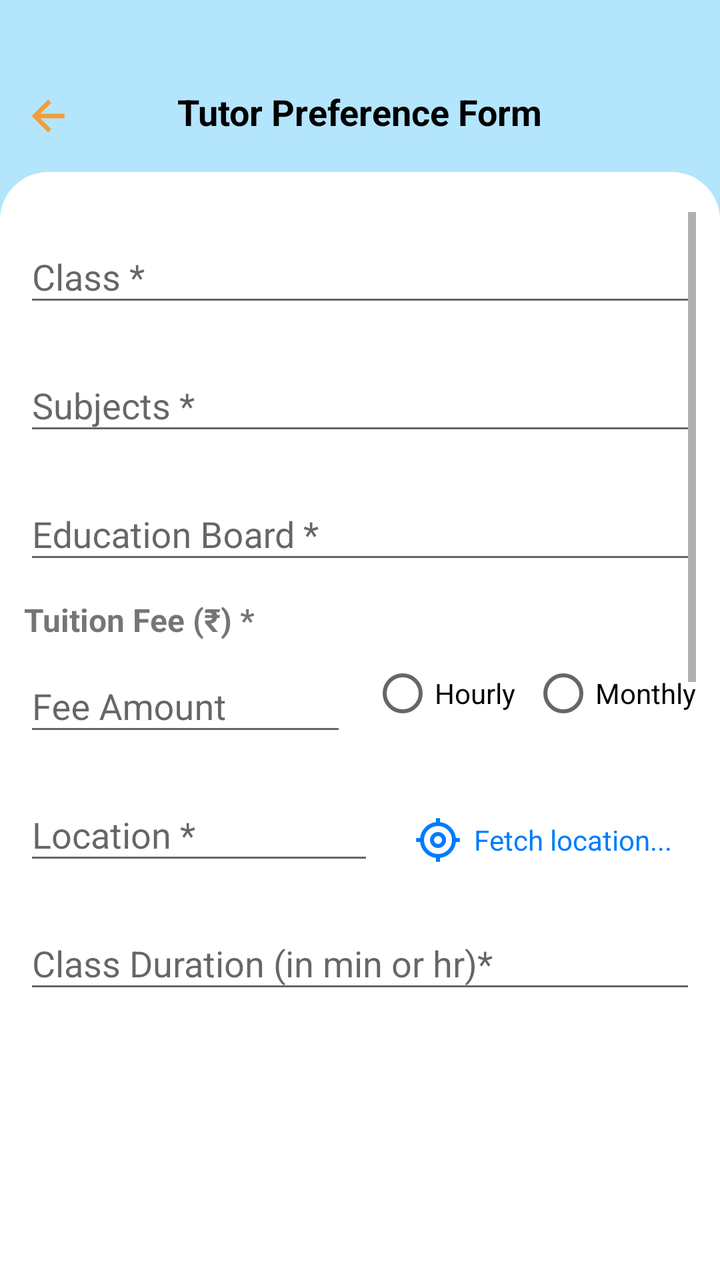
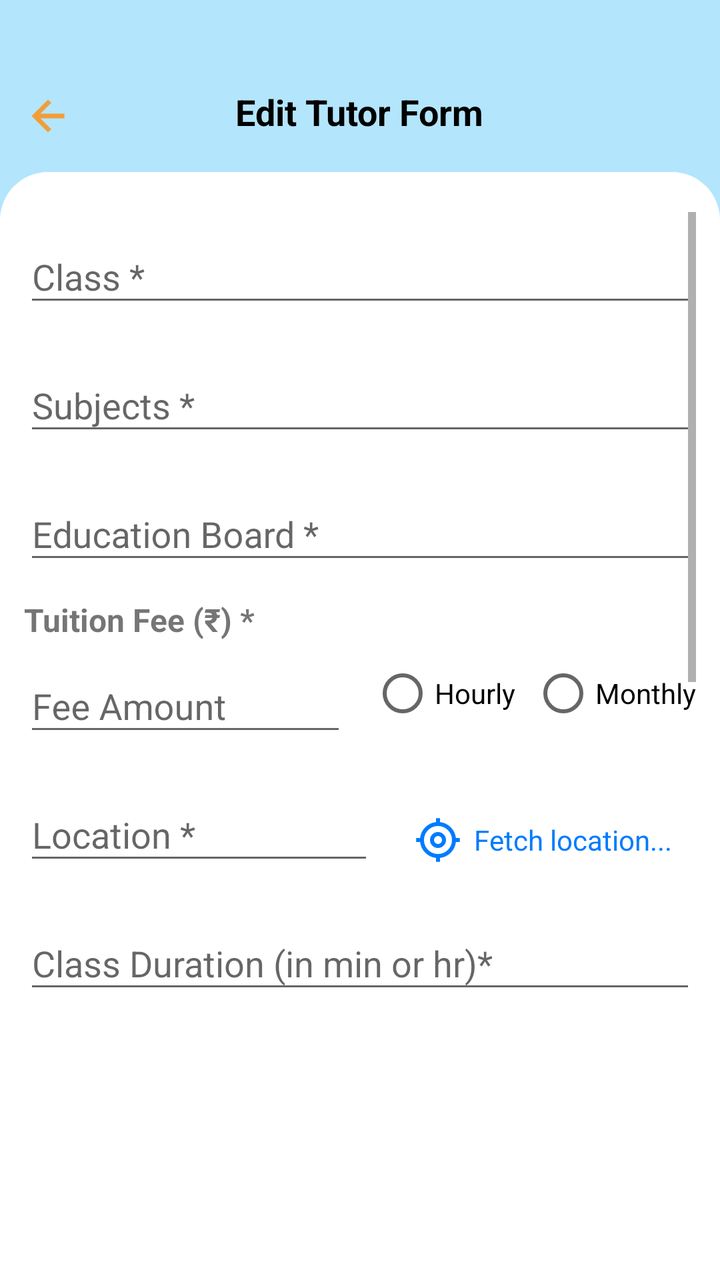

Two renders of the same Android screen: before a commit and after it. Below are the layout's source before the change and the commit's diff.
<!-- AndroidManifest.xml: application theme Theme.Seekshakcom -->
<!-- res/layout/activity_edit_post.xml -->
<?xml version="1.0" encoding="utf-8"?>
<LinearLayout
    xmlns:android="http://schemas.android.com/apk/res/android"
    xmlns:app="http://schemas.android.com/apk/res-auto"
    android:id="@+id/rootLayout"
    android:layout_width="match_parent"
    android:layout_height="match_parent"
    android:orientation="vertical"
    android:background="#B3E5FC"
    android:paddingTop="16dp">

    <RelativeLayout
        android:layout_width="match_parent"
        android:layout_height="60dp"
        android:background="#B3E5FC"
        android:layout_marginTop="10dp"
        android:padding="12dp">

        <ImageView
            android:id="@+id/backArrow"
            android:layout_width="24dp"
            android:layout_height="24dp"
            android:layout_alignParentStart="true"
            android:src="@drawable/ic_back_arrow"
            android:layout_marginTop="8dp"
            android:contentDescription="Back" />

        <TextView
            android:id="@+id/headerTitle"
            android:layout_width="wrap_content"
            android:layout_height="wrap_content"
            android:text="Tutor Preference Form"
            android:textSize="18sp"
            android:textColor="#000000"
            android:layout_centerInParent="true"
            android:textStyle="bold" />
    </RelativeLayout>

    <ScrollView
        android:layout_width="match_parent"
        android:layout_height="0dp"
        android:layout_weight="1"
        android:paddingTop="20dp"
        android:paddingHorizontal="12dp"
        android:paddingBottom="110dp"
        android:background="@drawable/form_bg">

        <LinearLayout
            android:layout_width="match_parent"
            android:layout_height="wrap_content"
            android:paddingBottom="35dp"
            android:orientation="vertical">

            
            <com.google.android.material.textfield.TextInputLayout
                android:layout_width="match_parent"
                android:layout_height="wrap_content"
                android:hint="Class *"
                android:layout_marginBottom="12dp">

                <AutoCompleteTextView
                    android:id="@+id/classEditText"
                    android:layout_width="match_parent"
                    android:layout_height="wrap_content"
                    android:inputType="text"
                    android:imeOptions="actionNext"
                    android:maxLines="1"
                    android:completionThreshold="0" /> 
            </com.google.android.material.textfield.TextInputLayout>


            
            <com.google.android.material.textfield.TextInputLayout
                android:layout_width="match_parent"
                android:layout_height="wrap_content"
                android:hint="Subjects *"
                android:layout_marginBottom="12dp">

                <AutoCompleteTextView
                    android:id="@+id/subjectEditText"
                    android:layout_width="match_parent"
                    android:layout_height="wrap_content"
                    android:inputType="text"
                    android:imeOptions="actionNext"
                    android:maxLines="2"
                    android:completionThreshold="0" />
            </com.google.android.material.textfield.TextInputLayout>

            
            <com.google.android.material.textfield.TextInputLayout
                android:layout_width="match_parent"
                android:layout_height="wrap_content"
                android:hint="Education Board *"
                android:layout_marginBottom="12dp">

                <AutoCompleteTextView
                    android:id="@+id/edu_board"
                    android:layout_width="match_parent"
                    android:layout_height="wrap_content"
                    android:maxLines="1"
                    android:completionThreshold="0"
                    android:inputType="text"
                    android:imeOptions="actionNext" />

            </com.google.android.material.textfield.TextInputLayout>

            
            <TextView
                android:layout_width="wrap_content"
                android:layout_height="wrap_content"
                android:text="Tuition Fee (₹) *"
                android:textStyle="bold"
                android:textSize="16sp" />

            <LinearLayout
                android:layout_width="match_parent"
                android:layout_height="wrap_content"
                android:orientation="horizontal"
                android:gravity="center_vertical"
                android:layout_marginBottom="12dp">

                <com.google.android.material.textfield.TextInputLayout
                    android:layout_width="0dp"
                    android:layout_height="wrap_content"
                    android:layout_weight="1"
                    android:hint="Fee Amount">

                    <com.google.android.material.textfield.TextInputEditText
                        android:id="@+id/feeEditText"
                        android:layout_width="match_parent"
                        android:layout_height="wrap_content"
                        android:maxLines="1"
                        android:completionThreshold="0"
                        android:inputType="number"
                        android:imeOptions="actionNext" />
                </com.google.android.material.textfield.TextInputLayout>

                <RadioGroup
                    android:id="@+id/feeTypeRadioGroup"
                    android:layout_width="wrap_content"
                    android:layout_height="wrap_content"
                    android:orientation="horizontal"
                    android:layout_marginStart="12dp">

                    <RadioButton
                        android:id="@+id/radioHourly"
                        android:layout_width="wrap_content"
                        android:layout_height="wrap_content"
                        android:text="Hourly" />

                    <RadioButton
                        android:id="@+id/radioMonthly"
                        android:layout_width="wrap_content"
                        android:layout_height="wrap_content"
                        android:text="Monthly"
                        android:layout_marginStart="8dp" />
                </RadioGroup>
            </LinearLayout>
            <LinearLayout
                android:layout_width="match_parent"
                android:layout_height="wrap_content"
                android:orientation="horizontal"
                android:layout_marginBottom="12dp">

                <com.google.android.material.textfield.TextInputLayout
                    android:layout_width="0dp"
                    android:layout_height="wrap_content"
                    android:layout_weight="1"
                    android:hint="Location *">

                    <AutoCompleteTextView
                        android:id="@+id/locationEditText"
                        android:layout_width="match_parent"
                        android:layout_height="wrap_content"
                        android:inputType="none"
                        android:focusable="false"
                        android:clickable="false"
                        android:enabled="true" />
                </com.google.android.material.textfield.TextInputLayout>

                <TextView
                    android:id="@+id/fetchLocationButton"
                    android:layout_width="wrap_content"
                    android:layout_height="wrap_content"
                    android:layout_marginStart="8dp"
                    android:padding="12dp"
                    android:text="Fetch location..."
                    android:textColor="#007BFF"
                    android:textSize="14sp"
                    android:drawableStart="@drawable/ic_use_location"
                    android:drawablePadding="6dp"
                    android:backgroundTint="@color/teal_700"
                    android:background="?attr/selectableItemBackground"
                    android:gravity="center_vertical"
                    android:contentDescription="Fetch Location"
                    android:clickable="true"
                    android:focusable="true" />

            </LinearLayout>


            
            <com.google.android.material.textfield.TextInputLayout
                android:layout_width="match_parent"
                android:layout_height="wrap_content"
                android:hint="Class Duration (in min or hr)*"
                android:layout_marginBottom="12dp">

                <AutoCompleteTextView
                    android:id="@+id/durationEditText"
                    android:layout_width="match_parent"
                    android:layout_height="wrap_content"
                    android:maxLines="1"
                    android:imeOptions="actionNext"
                    android:completionThreshold="0"/>
            </com.google.android.material.textfield.TextInputLayout>


            
            <com.google.android.material.textfield.TextInputLayout
                android:layout_width="match_parent"
                android:layout_height="wrap_content"
                android:hint="Class Schedule (days in a week) *"
                android:layout_marginBottom="12dp">

                <AutoCompleteTextView
                    android:id="@+id/classScheduleEditText"
                    android:layout_width="match_parent"
                    android:layout_height="wrap_content"
                    android:maxLines="1"
                    android:inputType="textCapWords"
                    android:imeOptions="actionNext"
                    android:completionThreshold="0" />
            </com.google.android.material.textfield.TextInputLayout>

            
            <com.google.android.material.textfield.TextInputLayout
                android:layout_width="match_parent"
                android:layout_height="wrap_content"
                android:hint="Class Timing *"
                android:layout_marginBottom="12dp">

                <AutoCompleteTextView
                    android:id="@+id/classTimingEditText"
                    android:layout_width="match_parent"
                    android:layout_height="wrap_content"
                    android:maxLines="1"
                    android:imeOptions="actionNext"
                    android:completionThreshold="0"
                    android:inputType="text" />
            </com.google.android.material.textfield.TextInputLayout>



            
            <com.google.android.material.textfield.TextInputLayout
                android:layout_width="match_parent"
                android:layout_height="wrap_content"
                android:hint="Gender Preference *"
                android:layout_marginBottom="12dp">

                <AutoCompleteTextView
                    android:id="@+id/genderSpinner"
                    android:layout_width="match_parent"
                    android:layout_height="wrap_content"
                    android:maxLines="1"
                    android:inputType="text"
                    android:imeOptions="actionNext"
                    android:completionThreshold="0"/>
            </com.google.android.material.textfield.TextInputLayout>




            
            <com.google.android.material.textfield.TextInputLayout
                android:layout_width="match_parent"
                android:layout_height="wrap_content"
                android:hint="Mode of Class *"
                android:layout_marginBottom="12dp">

                <AutoCompleteTextView
                    android:id="@+id/modeOfClassesSpinner"
                    android:layout_width="match_parent"
                    android:layout_height="wrap_content"
                    android:maxLines="1"
                    android:inputType="text"
                    android:imeOptions="actionNext"
                    android:completionThreshold="0"/>
            </com.google.android.material.textfield.TextInputLayout>

            
            <com.google.android.material.textfield.TextInputLayout
                android:layout_width="match_parent"
                android:layout_height="wrap_content"
                android:hint="Minimum Qualification *"
                android:layout_marginBottom="12dp">

                <AutoCompleteTextView
                    android:id="@+id/minQualificationEditText"
                    android:layout_width="match_parent"
                    android:layout_height="wrap_content"
                    android:inputType="text"
                    android:maxLines="1"
                    android:imeOptions="actionNext"
                    android:completionThreshold="0"/>
            </com.google.android.material.textfield.TextInputLayout>

            
            <com.google.android.material.textfield.TextInputLayout
                android:layout_width="match_parent"
                android:layout_height="wrap_content"
                android:hint="Demo Class Date ( if any )"
                android:layout_marginBottom="12dp"
                app:endIconMode="custom"
                app:endIconDrawable="@drawable/ic_calendar"
                app:endIconContentDescription="Select Date">

                <com.google.android.material.textfield.TextInputEditText
                    android:id="@+id/demoClassDateEditText"
                    android:layout_width="match_parent"
                    android:layout_height="wrap_content"
                    android:focusable="false"
                    android:imeOptions="actionNext"
                    android:clickable="true"
                    android:inputType="none"/>
            </com.google.android.material.textfield.TextInputLayout>


            
            <com.google.android.material.textfield.TextInputLayout
                android:layout_width="match_parent"
                android:layout_height="wrap_content"
                android:hint="Special Requirements (if any)"
                android:layout_marginBottom="20dp">

                <com.google.android.material.textfield.MaterialAutoCompleteTextView
                    android:id="@+id/specialRequirementEditText"
                    android:layout_width="match_parent"
                    android:layout_height="wrap_content"
                    android:inputType="text"
                    android:maxLines="2"
                    android:imeOptions="actionDone"
                    android:completionThreshold="1"
                    android:dropDownHeight="200dp" />
            </com.google.android.material.textfield.TextInputLayout>




            
            <Button
                android:id="@+id/submitButton"
                android:layout_width="match_parent"
                android:layout_height="wrap_content"
                android:text="SUBMIT"
                android:backgroundTint="#0288D1"
                android:textColor="#FFFFFF"
                android:textStyle="bold"
                android:padding="12dp"
                android:textSize="16sp"
                android:layout_marginBottom="24dp" />

            
            <ProgressBar
                android:id="@+id/progressBar"
                android:layout_width="48dp"
                android:layout_height="48dp"
                android:layout_gravity="center"
                android:layout_marginTop="6dp"
                android:visibility="gone" />

        </LinearLayout>
    </ScrollView>
</LinearLayout>
<!-- resources referenced by this layout -->
<resources>
  <color name="teal_700">#FF018786</color>
  <!-- drawable form_bg (drawable) -->
  <?xml version="1.0" encoding="utf-8"?>
  <shape xmlns:android="http://schemas.android.com/apk/res/android" android:shape="rectangle">
      <solid android:color="#FFFFFF" /> 
  
      <corners
          android:topLeftRadius="24dp"
          android:topRightRadius="24dp"
          android:bottomLeftRadius="0dp"
          android:bottomRightRadius="0dp" />
  </shape>
  <!-- drawable ic_back_arrow (drawable) -->
  <vector xmlns:android="http://schemas.android.com/apk/res/android"
      android:width="24dp"
      android:height="24dp"
      android:viewportWidth="960"
      android:viewportHeight="960">
    <path
        android:pathData="m326.15,525.5 l218.74,218.74L480,808.13 151.87,480 480,151.87l64.89,63.89L326.15,434.5h481.98v91L326.15,525.5Z"
        android:fillColor="#F19E39"/>
  </vector>
  <!-- drawable ic_calendar (drawable) -->
  <vector xmlns:android="http://schemas.android.com/apk/res/android"
      android:width="24dp"
      android:height="24dp"
      android:viewportWidth="960"
      android:viewportHeight="960">
    <path
        android:pathData="M202.87,888.13q-37.78,0 -64.39,-26.61t-26.61,-64.39v-554.26q0,-37.78 26.61,-64.39t64.39,-26.61L240,151.87v-80h85.5v80h309v-80L720,71.87v80h37.13q37.78,0 64.39,26.61t26.61,64.39v554.26q0,37.78 -26.61,64.39t-64.39,26.61L202.87,888.13ZM202.87,797.13h554.26L757.13,400L202.87,400v397.13ZM202.87,320h554.26v-77.13L202.87,242.87L202.87,320ZM202.87,320v-77.13L202.87,320ZM480,561.91q-17.81,0 -29.86,-12.05T438.09,520q0,-17.81 12.05,-29.86T480,478.09q17.81,0 29.86,12.05T521.91,520q0,17.81 -12.05,29.86T480,561.91ZM320,561.91q-17.81,0 -29.86,-12.05T278.09,520q0,-17.81 12.05,-29.86T320,478.09q17.81,0 29.86,12.05T361.91,520q0,17.81 -12.05,29.86T320,561.91ZM640,561.91q-17.48,0 -29.7,-12.05 -12.21,-12.05 -12.21,-29.86t12.21,-29.86q12.22,-12.05 29.82,-12.05t29.7,12.05q12.09,12.05 12.09,29.86t-12.05,29.86q-12.05,12.05 -29.86,12.05ZM480,721.91q-17.81,0 -29.86,-12.21 -12.05,-12.22 -12.05,-29.82t12.05,-29.7q12.05,-12.09 29.86,-12.09t29.86,12.05q12.05,12.05 12.05,29.86 0,17.48 -12.05,29.7 -12.05,12.21 -29.86,12.21ZM320,721.91q-17.81,0 -29.86,-12.21 -12.05,-12.22 -12.05,-29.82t12.05,-29.7q12.05,-12.09 29.86,-12.09t29.86,12.05q12.05,12.05 12.05,29.86 0,17.48 -12.05,29.7 -12.05,12.21 -29.86,12.21ZM640,721.91q-17.48,0 -29.7,-12.21 -12.21,-12.22 -12.21,-29.82t12.21,-29.7q12.22,-12.09 29.82,-12.09t29.7,12.05q12.09,12.05 12.09,29.86 0,17.48 -12.05,29.7 -12.05,12.21 -29.86,12.21Z"
        android:fillColor="#174EA6"/>
  </vector>
  <!-- drawable ic_use_location (drawable) -->
  <vector xmlns:android="http://schemas.android.com/apk/res/android"
      android:width="24dp"
      android:height="24dp"
      android:viewportWidth="960"
      android:viewportHeight="960">
    <path
        android:pathData="M440,918v-80q-125,-14 -214.5,-103.5T122,520L42,520v-80h80q14,-125 103.5,-214.5T440,122v-80h80v80q125,14 214.5,103.5T838,440h80v80h-80q-14,125 -103.5,214.5T520,838v80h-80ZM480,760q116,0 198,-82t82,-198q0,-116 -82,-198t-198,-82q-116,0 -198,82t-82,198q0,116 82,198t198,82ZM480,640q-66,0 -113,-47t-47,-113q0,-66 47,-113t113,-47q66,0 113,47t47,113q0,66 -47,113t-113,47ZM480,560q33,0 56.5,-23.5T560,480q0,-33 -23.5,-56.5T480,400q-33,0 -56.5,23.5T400,480q0,33 23.5,56.5T480,560ZM480,480Z"
        android:fillColor="#007BFF"/>
  </vector>
  <style name="Theme.Seekshakcom" parent="Theme.AppCompat.Light.NoActionBar">
          
          <item name="colorPrimary">@color/black</item>
          <item name="colorPrimaryDark">@color/purple_700</item>
          <item name="colorAccent">@color/teal_200</item>
      </style>
  <color name="black">#FF000000</color>
  <color name="purple_700">#FF3700B3</color>
  <color name="teal_200">#FF03DAC5</color>
</resources>

<!-- the commit's change to res/layout/activity_edit_post.xml (unified diff, before → after) -->
@@ -29,7 +29,7 @@
             android:id="@+id/headerTitle"
             android:layout_width="wrap_content"
             android:layout_height="wrap_content"
-            android:text="Tutor Preference Form"
+            android:text="Edit Tutor Form"
             android:textSize="18sp"
             android:textColor="#000000"
             android:layout_centerInParent="true"
@@ -350,10 +350,10 @@
 
             
             <Button
-                android:id="@+id/submitButton"
-                android:layout_width="match_parent"
-                android:layout_height="wrap_content"
-                android:text="SUBMIT"
+                android:id="@+id/updateButton"
+                android:layout_width="match_parent"
+                android:layout_height="wrap_content"
+                android:text="Update"
                 android:backgroundTint="#0288D1"
                 android:textColor="#FFFFFF"
                 android:textStyle="bold"
